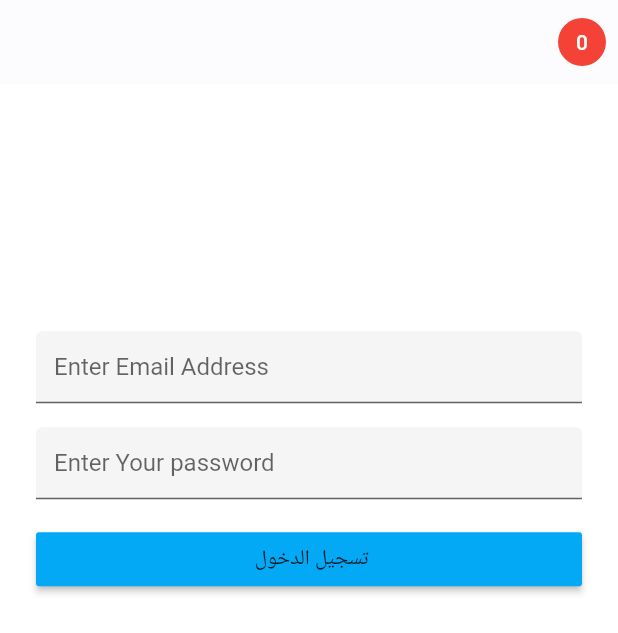
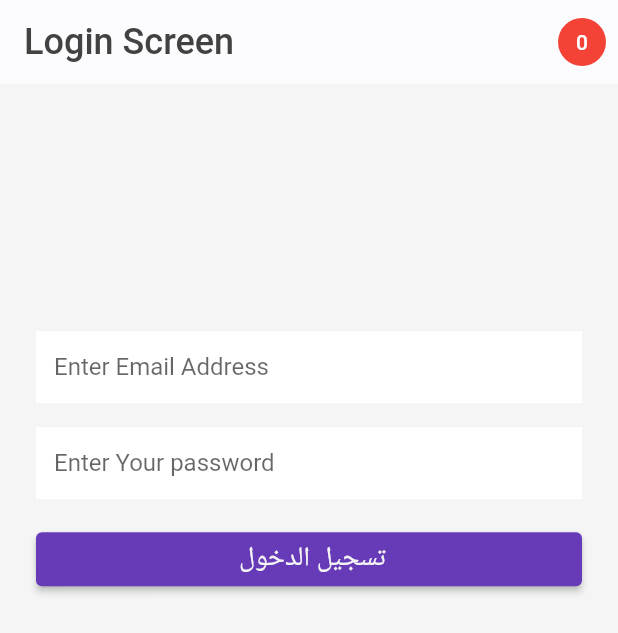
Before and after one commit to Boghdady/login_bloc_pattern, a Flutter app: the screen it shows after launch, on a phone screen of 412 x 824 dp. Shown: the top 633 px of the screen. Run offline on Flutter 3.47's test engine with Material 2 defaults, Android fonts, the phone set to English and light mode, and no system bars; our stand-ins replace rxdart.

Commit message:
add button and text theme in theme manager class

```diff
--- /dev/null
+++ b/lib/src/helpers/text_styles.dart
@@ -0,0 +1,4 @@
+import 'package:flutter/material.dart';
+
+const headerStyle = TextStyle(fontSize: 35, fontWeight: FontWeight.w900);
+const subHeaderStyle = TextStyle(fontSize: 16.0, fontWeight: FontWeight.w500);
--- a/lib/src/helpers/theme_manager.dart
+++ b/lib/src/helpers/theme_manager.dart
@@ -8,7 +8,8 @@ class ThemeManager {
   static Color darkPrimary = Colors.black;
   static Color lightAccent = Colors.blue;
   static Color darkAccent = Colors.blueAccent;
-  static Color lightBG = Color(0xfffcfcff);
+  //static Color lightBG = Color(0xfffcfcff);
+  static Color lightBG = Colors.grey[100];
   static Color darkBG = Colors.black;
   static Color badgeColor = Colors.red;
 
@@ -22,8 +23,24 @@ class ThemeManager {
       elevation: 0,
       textTheme: TextTheme(
         title: TextStyle(
-            color: lightBG, fontSize: 36.0, fontWeight: FontWeight.w800),
+            color: Colors.grey[800],
+            fontSize: 24.0,
+            fontWeight: FontWeight.w500),
       ),
+    ),
+    textTheme: TextTheme(
+      headline: TextStyle(
+          color: Colors.grey[800], fontSize: 36.0, fontWeight: FontWeight.w800),
+      title: TextStyle(
+          color: Colors.grey[800], fontSize: 24.0, fontWeight: FontWeight.w600),
+      body1: TextStyle(
+          color: Colors.grey[800], fontSize: 18.0, fontWeight: FontWeight.w400),
+      button: TextStyle(
+          color: lightBG, fontSize: 18.0, fontWeight: FontWeight.w500),
+    ),
+    buttonTheme: ButtonThemeData(
+      buttonColor: Colors.deepPurple,
+      textTheme: ButtonTextTheme.primary,
     ),
   );
 
--- a/lib/src/views/screens/login_screen.dart
+++ b/lib/src/views/screens/login_screen.dart
@@ -30,8 +30,8 @@ class _LoginScreenState extends State<LoginScreen> {
   @override
   Widget build(BuildContext context) {
     return Scaffold(
-      backgroundColor: Colors.white,
       appBar: AppBar(
+        title: Text('Login Screen'),
         actions: <Widget>[
           CounterShip(bloc: bloc),
         ],
--- a/lib/src/views/widgets/login/email_text_field.dart
+++ b/lib/src/views/widgets/login/email_text_field.dart
@@ -18,8 +18,9 @@ class EmailField extends StatelessWidget {
             onChanged: bloc.changeEmail,
             keyboardType: TextInputType.emailAddress,
             decoration: InputDecoration(
+              enabledBorder: InputBorder.none,
               filled: true,
-              fillColor: Colors.grey[100],
+              fillColor: Colors.white,
               hintText: 'Enter Email Address',
               errorText: snapshot.error,
             ),
--- a/lib/src/views/widgets/login/password_text_field.dart
+++ b/lib/src/views/widgets/login/password_text_field.dart
@@ -20,7 +20,8 @@ class PasswordField extends StatelessWidget {
             obscureText: false,
             decoration: InputDecoration(
               filled: true,
-              fillColor: Colors.grey[100],
+              enabledBorder: InputBorder.none,
+              fillColor: Colors.white,
               hintText: 'Enter Your password',
               errorText: snapshot.error,
             ),
--- a/lib/src/views/widgets/login/submit_button.dart
+++ b/lib/src/views/widgets/login/submit_button.dart
@@ -18,8 +18,8 @@ class SubmitButton extends StatelessWidget {
             child: RaisedButton(
               child: Text(
                 ' تسجيل الدخول',
+                style: Theme.of(context).textTheme.button,
               ),
-              color: Colors.lightBlue,
               onPressed: () {
                 if (snapshot.hasData == true) {
                   bloc.btnSubmitClick();
```
Also changed, not shown: pubspec.yaml (+4 -14 lines), lib/src/assets/fonts/GoogleSansRegular.ttf (deleted), lib/src/assets/fonts/Pacifico-Regular.ttf (added), pubspec.lock.
